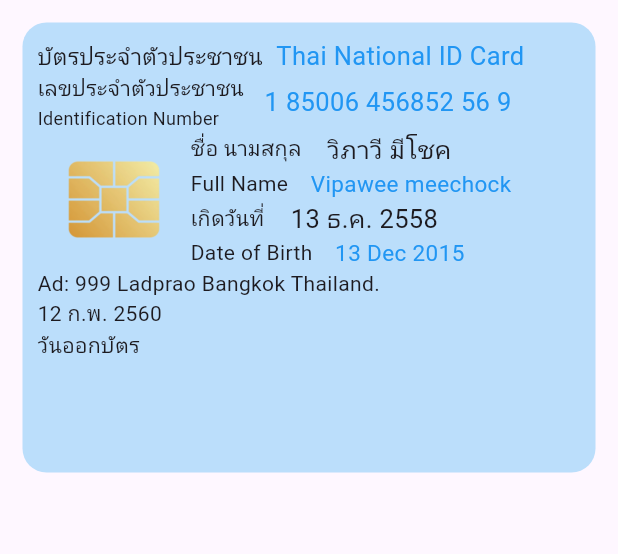
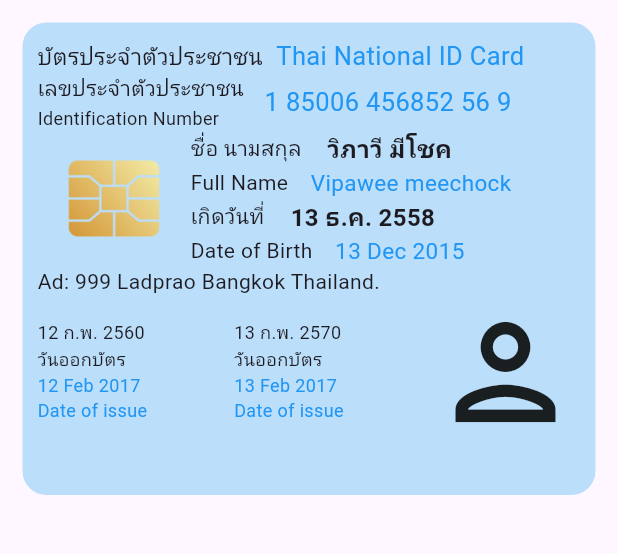
Before and after one commit to PHUMIN-PH/Flutter_personal_data, a Flutter app: the InfoData screen opened directly, on a phone screen of 412 x 824 dp, the part 84-638 px from its top. Run offline on Flutter 3.47's test engine with Material 3 defaults, Android fonts, the phone set to English and light mode, and no system bars.

Commit message:
Success ID Card (Fix data)

```diff
--- a/lib/views/infoData.dart
+++ b/lib/views/infoData.dart
@@ -30,7 +30,7 @@ class _InfoDataState extends State<InfoData> {
         margin: EdgeInsets.all(15),
         padding: EdgeInsets.all(10),
         width: double.infinity,
-        height: 300,
+        height: 315,
         decoration: BoxDecoration(
           color: Colors.blue[100],
           borderRadius: BorderRadius.circular(16),
@@ -44,12 +44,13 @@ class _InfoDataState extends State<InfoData> {
                   'บัตรประจำตัวประชาชน ',
                   style: TextStyle(fontSize: 15),
                 ),
-                SizedBox(
-                  width: 5,
-                ),
+                SizedBox(width: 5),
                 Text(
                   'Thai National ID Card',
-                  style: TextStyle(fontSize: 17, color: TextColorEN,),
+                  style: TextStyle(
+                    fontSize: 17,
+                    color: TextColorEN,
+                  ),
                 ),
               ],
             ),
@@ -65,9 +66,7 @@ class _InfoDataState extends State<InfoData> {
                     ),
                   ],
                 ),
-                SizedBox(
-                  width: 10,
-                ),
+                SizedBox(width: 10),
                 Text(
                   personal_idCard,
                   style: TextStyle(
@@ -99,49 +98,37 @@ class _InfoDataState extends State<InfoData> {
                             Row(
                               children: [
                                 Text('ชื่อ นามสกุล'),
-                                SizedBox(
-                                  width: 17,
-                                ),
+                                SizedBox(width: 17),
                                 Text(
                                   personal_nameTH,
-                                  style: TextStyle(fontSize: 17),
+                                  style: centerStyleTH(),
                                 )
                               ],
                             ),
                             Row(
                               children: [
                                 Text("Full Name"),
-                                SizedBox(
-                                  width: 15,
-                                ),
-                                Text(
-                                  personal_nameEN,
-                                  style: TextStyle(fontSize: 15,
-                                  color: TextColorEN),
-                                ),
+                                SizedBox(width: 15),
+                                Text(personal_nameEN, style: centerStyleEN()),
                               ],
                             ),
                             Row(
                               children: [
                                 Text("เกิดวันที่"),
-                                SizedBox(
-                                  width: 17,
-                                ),
+                                SizedBox(width: 17),
                                 Text(
                                   personal_birthTH,
-                                  style: TextStyle(fontSize: 17),
+                                  style: centerStyleTH(),
                                 ),
                               ],
                             ),
                             Row(
                               children: [
                                 Text("Date of Birth"),
-                                SizedBox(
-                                  width: 15,
-                                ),
+                                SizedBox(width: 15),
                                 Text(
                                   personal_birthEN,
-                                  style: TextStyle(fontSize: 15,color: TextColorEN),
+                                  style: centerStyleEN(),
                                 ),
                               ],
                             ),
@@ -153,23 +140,58 @@ class _InfoDataState extends State<InfoData> {
                 ),
               ],
             ),
+            Text("Ad: " + personal_address),
             Row(
+              mainAxisAlignment: MainAxisAlignment.spaceBetween,
               children: [
                 Column(
                   crossAxisAlignment: CrossAxisAlignment.start,
                   mainAxisAlignment: MainAxisAlignment.spaceBetween,
                   children: [
-                    Row(
-                      children: [
-                        Text("Ad: "),
-                        Text(personal_address),
-                      ],
+                    Text(
+                      personal_issueTH,
+                      style: footerCardStyleTH(),
                     ),
-                    Text(personal_issueTH),
-                    Text("วันออกบัตร"),
-
+                    Text(
+                      "วันออกบัตร",
+                      style: footerCardStyleTH(),
+                    ),
+                    Text(
+                      personal_issueEN,
+                      style: footerCardStyleEN(),
+                    ),
+                    Text(
+                      "Date of issue",
+                      style: footerCardStyleEN(),
+                    )
                   ],
                 ),
+                Column(
+                  crossAxisAlignment: CrossAxisAlignment.start,
+                  mainAxisAlignment: MainAxisAlignment.spaceBetween,
+                  children: [
+                    Text(
+                      personal_expiryTH,
+                      style: footerCardStyleTH(),
+                    ),
+                    Text(
+                      "วันออกบัตร",
+                      style: footerCardStyleTH(),
+                    ),
+                    Text(
+                      personal_expiryEN,
+                      style: footerCardStyleEN(),
+                    ),
+                    Text(
+                      "Date of issue",
+                      style: footerCardStyleEN(),
+                    )
+                  ],
+                ),
+                Icon(
+                  Icons.person_outlined,
+                  size: 100,
+                )
               ],
             ),
           ],
@@ -178,5 +200,12 @@ class _InfoDataState extends State<InfoData> {
     );
   }
 
+  TextStyle centerStyleEN() => TextStyle(fontSize: 15, color: TextColorEN);
+
+  TextStyle centerStyleTH() =>
+      TextStyle(fontSize: 16, fontWeight: FontWeight.bold);
+
+  TextStyle footerCardStyleTH() => TextStyle(fontSize: 12);
+  TextStyle footerCardStyleEN() => TextStyle(fontSize: 12, color: TextColorEN);
   MaterialColor get TextColorEN => Colors.blue;
 }
```
